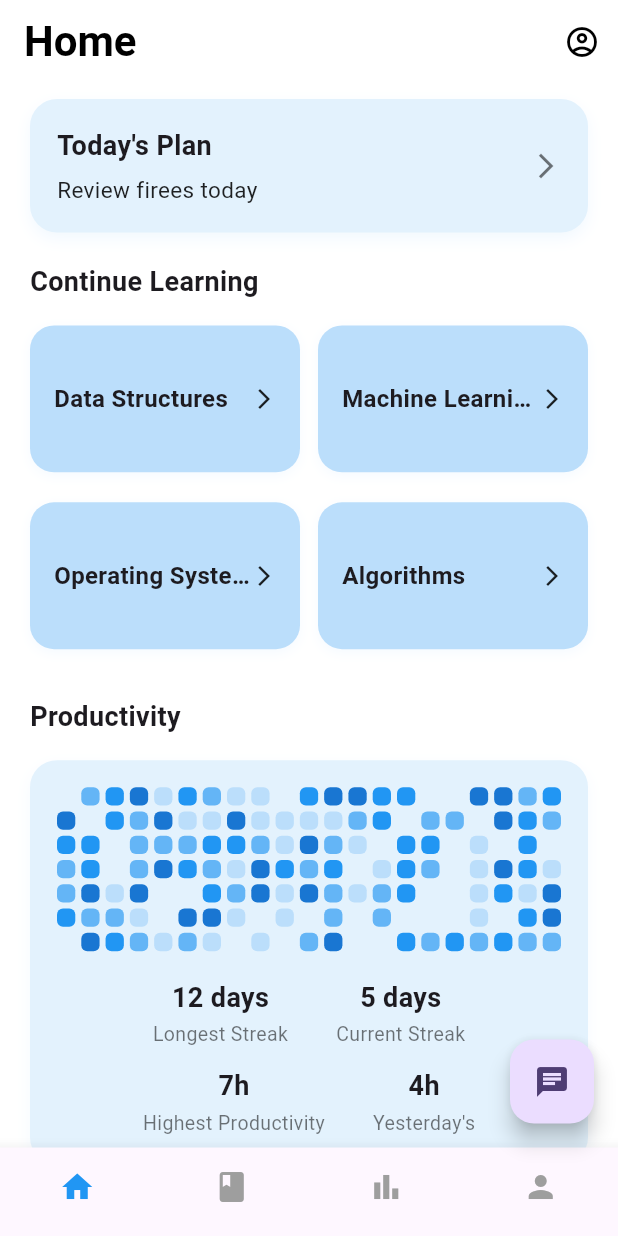
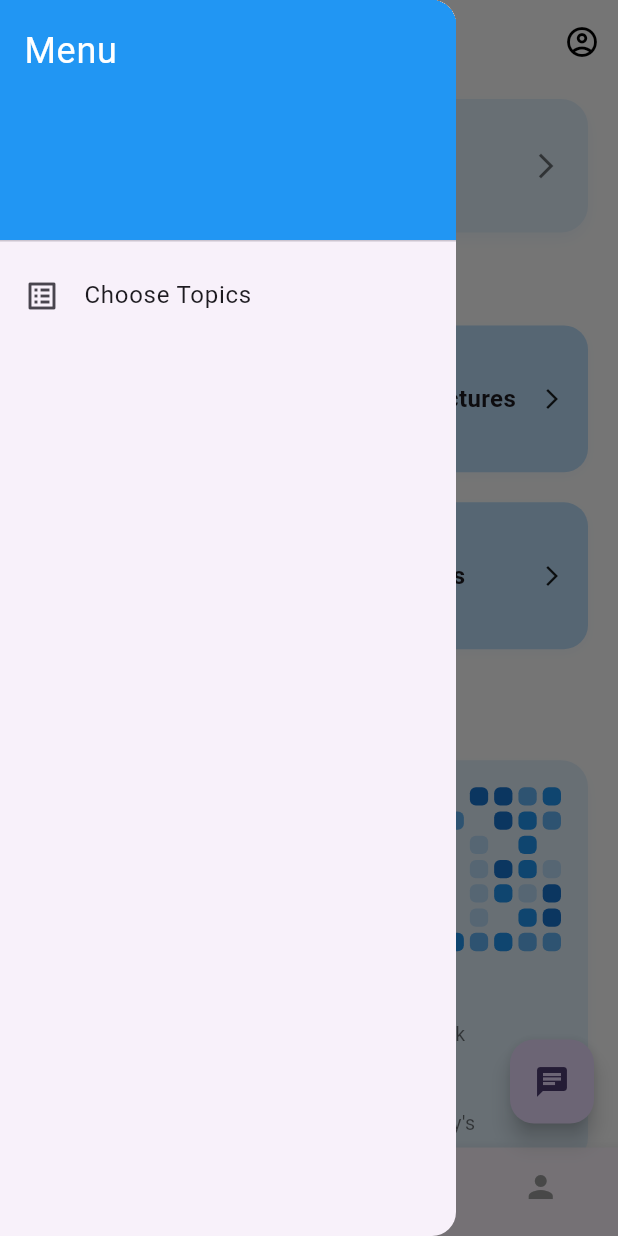
Before and after one commit to HarshF40/umous, a Flutter app: the screen it shows after launch, with the side drawer open (before the commit the screen has no drawer), on a phone screen of 412 x 824 dp. Run offline on Flutter 3.47's test engine with Material 3 defaults, Android fonts, the phone set to English and light mode, and no system bars.

Commit message:
Continue learning is now dynamic

```diff
--- a/lib/pages/homepage.dart
+++ b/lib/pages/homepage.dart
@@ -1,12 +1,67 @@
 import 'package:flutter/material.dart';
 import 'package:umous/pages/chat.dart';
 import 'dart:math';
+import './choose_topics_page.dart';
 
-class HomePage extends StatelessWidget {
+// Add the generic TopicPage
+class TopicPage extends StatelessWidget {
+  final String topicName;
+  const TopicPage({super.key, required this.topicName});
+
+  @override
+  Widget build(BuildContext context) {
+    return Scaffold(
+      appBar: AppBar(
+        title: Text(topicName),
+      ),
+      body: Center(
+        child: Text('Content for $topicName will appear here.'),
+      ),
+    );
+  }
+}
+
+class HomePage extends StatefulWidget {
   const HomePage({super.key});
 
   @override
+  State<HomePage> createState() => _HomePageState();
+}
+
+class _HomePageState extends State<HomePage> {
+  // User's selected topics (default to 4)
+  List<String> selectedTopics = [
+    'Python Programming',
+    'Data Structures',
+    'Operating Systems',
+    'Algorithms',
+  ];
+
+  void _chooseTopics() async {
+    final result = await Navigator.push<List<String>>(
+      context,
+      MaterialPageRoute(
+        builder: (context) => ChooseTopicsPage(
+          selectedTopics: selectedTopics,
+        ),
+      ),
+    );
+    if (result != null && result.isNotEmpty) {
+      setState(() {
+        selectedTopics = result;
+      });
+    }
+  }
+
+  @override
   Widget build(BuildContext context) {
+    // This list will later come from user selection/database
+    // final List<String> topics = [
+    //   'Python Programming',
+    //   'Data Structures',
+    //   'Operating Systems',
+    //   'Algorithms',
+    // ];
     return Scaffold(
       backgroundColor: Colors.white,
       appBar: AppBar(
@@ -27,6 +82,26 @@ class HomePage extends StatelessWidget {
             onPressed: () {},
           ),
         ],
+      ),
+      drawer: Drawer(
+        child: ListView(
+          padding: EdgeInsets.zero,
+          children: [
+            const DrawerHeader(
+              decoration: BoxDecoration(color: Colors.blue),
+              child: Text('Menu',
+                  style: TextStyle(color: Colors.white, fontSize: 24)),
+            ),
+            ListTile(
+              leading: const Icon(Icons.list_alt),
+              title: const Text('Choose Topics'),
+              onTap: () {
+                Navigator.pop(context);
+                _chooseTopics();
+              },
+            ),
+          ],
+        ),
       ),
       floatingActionButton: FloatingActionButton(
         onPressed: () {
@@ -99,12 +174,9 @@ class HomePage extends StatelessWidget {
               mainAxisSpacing: 12,
               crossAxisSpacing: 12,
               childAspectRatio: 1.7,
-              children: const [
-                _LearningCard(title: 'Data Structures'),
-                _LearningCard(title: 'Machine Learning'),
-                _LearningCard(title: 'Operating Systems'),
-                _LearningCard(title: 'Algorithms'),
-              ],
+              children: selectedTopics
+                  .map((topic) => _LearningCard(topicName: topic))
+                  .toList(),
             ),
             const SizedBox(height: 28),
             // Productivity Chart
@@ -175,13 +247,23 @@ class HomePage extends StatelessWidget {
   }
 }
 
+// Refactor _LearningCard to accept topicName and navigate to TopicPage
 class _LearningCard extends StatelessWidget {
-  final String title;
-  const _LearningCard({required this.title});
+  final String topicName;
+  const _LearningCard({required this.topicName});
 
   @override
   Widget build(BuildContext context) {
-    return Container(
+    return InkWell(
+      borderRadius: BorderRadius.circular(16),
+      onTap: () {
+        Navigator.push(
+          context,
+          MaterialPageRoute(
+              builder: (context) => TopicPage(topicName: topicName)),
+        );
+      },
+      child: Container(
         width: 170,
         margin: const EdgeInsets.symmetric(vertical: 4),
         padding: const EdgeInsets.all(16),
@@ -201,7 +283,7 @@ class _LearningCard extends StatelessWidget {
           children: [
             Flexible(
               child: Text(
-              title,
+                topicName,
                 style: const TextStyle(
                   fontWeight: FontWeight.bold,
                   fontSize: 16,
@@ -211,6 +293,7 @@ class _LearningCard extends StatelessWidget {
             ),
             const Icon(Icons.arrow_forward_ios, size: 16),
           ],
+        ),
       ),
     );
   }
```
Also changed, not shown: lib/pages/choose_topics_page.dart (added, +67 -0 lines), lib/utilities/topics.dart (added, +17 -0 lines). Lines whose indentation alone changed are shown as unchanged.
